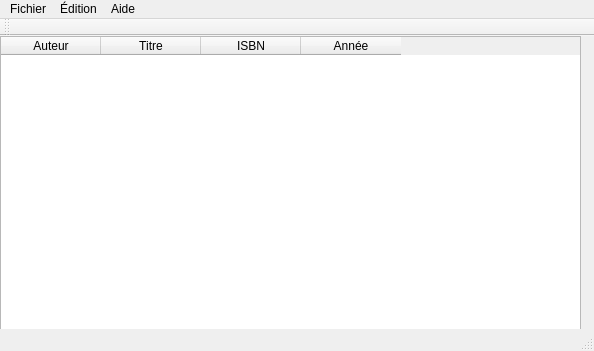
This is mainwindow.ui in GHCamille/bibliotheque as Qt 5 draws it before an edit. The edited form follows.
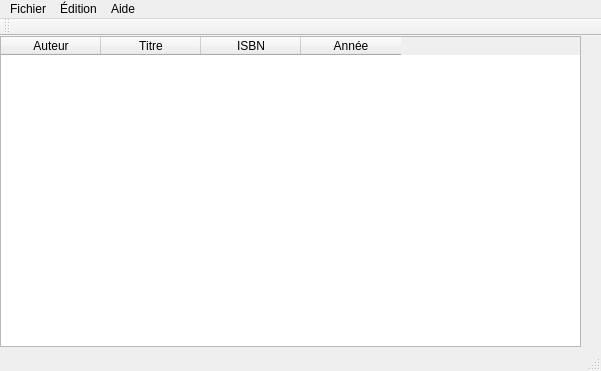
This is the edited form.

Commit message: Changements gets et Updatebook

The edit to the form file:
```diff
--- a/mainwindow.ui
+++ b/mainwindow.ui
@@ -6,27 +6,31 @@
    <rect>
     <x>0</x>
     <y>0</y>
-    <width>594</width>
-    <height>351</height>
+    <width>601</width>
+    <height>371</height>
    </rect>
   </property>
   <property name="windowTitle">
    <string>MainWindow</string>
   </property>
   <widget class="QWidget" name="centralWidget">
+   <property name="enabled">
+    <bool>true</bool>
+   </property>
+   <property name="maximumSize">
+    <size>
+     <width>592</width>
+     <height>315</height>
+    </size>
+   </property>
    <widget class="QTableWidget" name="tableWidget">
-    <property name="geometry">
-     <rect>
-      <x>0</x>
-      <y>0</y>
-      <width>581</width>
-      <height>311</height>
-     </rect>
+    <property name="enabled">
+     <bool>true</bool>
     </property>
     <property name="sizePolicy">
      <sizepolicy hsizetype="Expanding" vsizetype="Expanding">
-      <horstretch>1</horstretch>
-      <verstretch>1</verstretch>
+      <horstretch>0</horstretch>
+      <verstretch>0</verstretch>
      </sizepolicy>
     </property>
     <property name="minimumSize">
@@ -68,8 +72,8 @@
     <rect>
      <x>0</x>
      <y>0</y>
-     <width>594</width>
-     <height>22</height>
+     <width>601</width>
+     <height>21</height>
     </rect>
    </property>
    <widget class="QMenu" name="menuFichier">
```
The commit also changes 2 other files.
